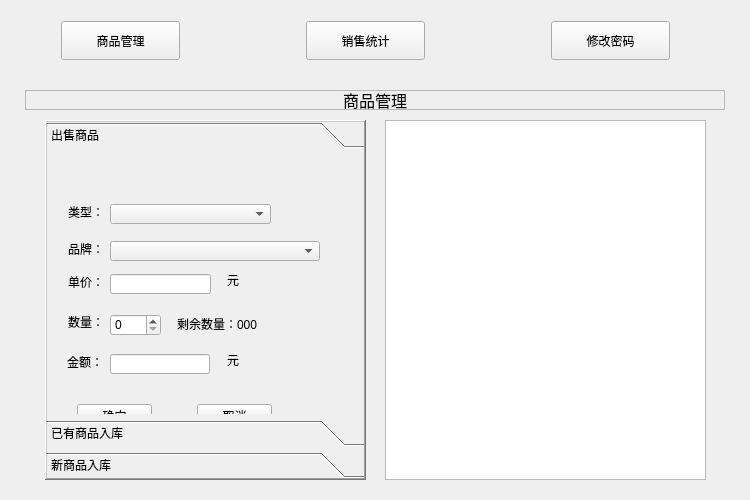
The window that other/Qt及Quick开发实战精解/src/4/4-4/manager/widget.ui (github-jxm/QtCrearor_fast_learn) describes before a commit, drawn with Qt 5.
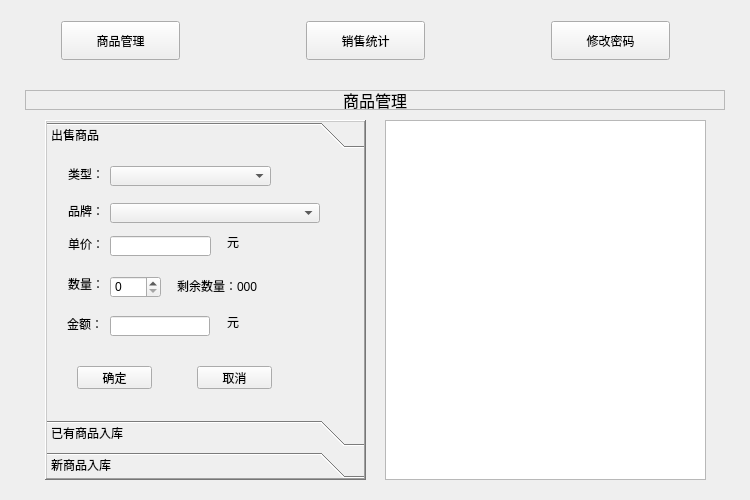
The same window after the commit. The open tabs and pages were chosen to show the change.

Diff of the .ui file:
```diff
--- a/other/Qt及Quick开发实战精解/src/4/4-4/manager/widget.ui
+++ b/other/Qt及Quick开发实战精解/src/4/4-4/manager/widget.ui
@@ -150,8 +150,8 @@
        <rect>
         <x>0</x>
         <y>0</y>
-        <width>98</width>
-        <height>28</height>
+        <width>317</width>
+        <height>254</height>
        </rect>
       </property>
       <attribute name="label">
@@ -161,7 +161,7 @@
        <property name="geometry">
         <rect>
          <x>20</x>
-         <y>200</y>
+         <y>162</y>
          <width>36</width>
          <height>16</height>
         </rect>
@@ -174,7 +174,7 @@
        <property name="geometry">
         <rect>
          <x>150</x>
-         <y>250</y>
+         <y>212</y>
          <width>75</width>
          <height>23</height>
         </rect>
@@ -187,7 +187,7 @@
        <property name="geometry">
         <rect>
          <x>21</x>
-         <y>50</y>
+         <y>12</y>
          <width>36</width>
          <height>16</height>
         </rect>
@@ -200,7 +200,7 @@
        <property name="geometry">
         <rect>
          <x>21</x>
-         <y>87</y>
+         <y>49</y>
          <width>36</width>
          <height>16</height>
         </rect>
@@ -213,7 +213,7 @@
        <property name="geometry">
         <rect>
          <x>63</x>
-         <y>50</y>
+         <y>12</y>
          <width>161</width>
          <height>20</height>
         </rect>
@@ -229,7 +229,7 @@
        <property name="geometry">
         <rect>
          <x>63</x>
-         <y>87</y>
+         <y>49</y>
          <width>210</width>
          <height>20</height>
         </rect>
@@ -245,7 +245,7 @@
        <property name="geometry">
         <rect>
          <x>30</x>
-         <y>250</y>
+         <y>212</y>
          <width>75</width>
          <height>23</height>
         </rect>
@@ -258,7 +258,7 @@
        <property name="geometry">
         <rect>
          <x>21</x>
-         <y>160</y>
+         <y>122</y>
          <width>36</width>
          <height>16</height>
         </rect>
@@ -271,7 +271,7 @@
        <property name="geometry">
         <rect>
          <x>63</x>
-         <y>160</y>
+         <y>122</y>
          <width>51</width>
          <height>22</height>
         </rect>
@@ -281,7 +281,7 @@
        <property name="geometry">
         <rect>
          <x>63</x>
-         <y>200</y>
+         <y>162</y>
          <width>100</width>
          <height>20</height>
         </rect>
@@ -291,7 +291,7 @@
        <property name="geometry">
         <rect>
          <x>180</x>
-         <y>200</y>
+         <y>162</y>
          <width>54</width>
          <height>12</height>
         </rect>
@@ -304,7 +304,7 @@
        <property name="geometry">
         <rect>
          <x>21</x>
-         <y>120</y>
+         <y>82</y>
          <width>36</width>
          <height>16</height>
         </rect>
@@ -317,7 +317,7 @@
        <property name="geometry">
         <rect>
          <x>63</x>
-         <y>120</y>
+         <y>82</y>
          <width>101</width>
          <height>20</height>
         </rect>
@@ -327,7 +327,7 @@
        <property name="geometry">
         <rect>
          <x>180</x>
-         <y>120</y>
+         <y>82</y>
          <width>54</width>
          <height>12</height>
         </rect>
@@ -340,7 +340,7 @@
        <property name="geometry">
         <rect>
          <x>130</x>
-         <y>160</y>
+         <y>122</y>
          <width>111</width>
          <height>20</height>
         </rect>
```
Left out of the diff: 56 changed lines with no effect on the pictures.
